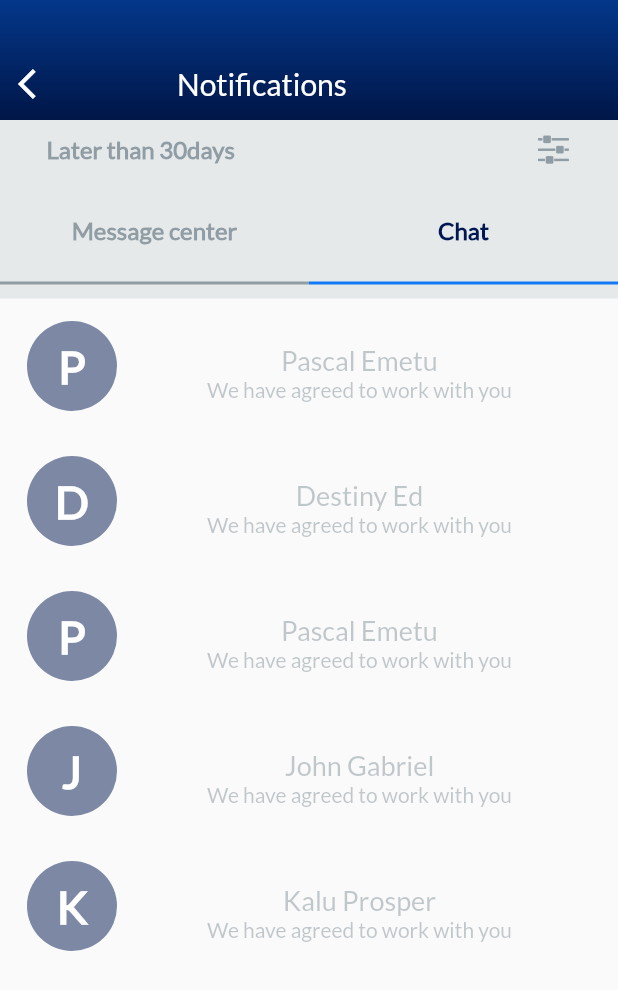
After one commit to ObiVictorChibuike/fuel_sale_App, a Flutter app: the BottomNavigationBarFourthScreen screen opened directly, scrolled down 527 dp, after a tap on "Chat", on a phone screen of 412 x 824 dp. The commit adds this screen. Shown: the top 990 px of the screen. Run offline on Flutter 3.47's test engine with Material 2 defaults, Android fonts, the phone set to English and light mode, and no system bars; our stand-ins replace flutter_svg, google_maps_flutter, pin_code_fields.

Commit message:
Day 7 Update

```diff
--- /dev/null
+++ b/lib/filter_icon_icons.dart
@@ -0,0 +1,29 @@
+/// Flutter icons FilterIcon
+/// Copyright (C) 2021 by original authors @ fluttericon.com, fontello.com
+/// This font was generated by FlutterIcon.com, which is derived from Fontello.
+///
+/// To use this font, place it in your fonts/ directory and include the
+/// following in your pubspec.yaml
+///
+/// flutter:
+///   fonts:
+///    - family:  FilterIcon
+///      fonts:
+///       - asset: fonts/FilterIcon.ttf
+///
+///
+/// * Font Awesome 4, Copyright (C) 2016 by Dave Gandy
+///         Author:    Dave Gandy
+///         License:   SIL ()
+///         Homepage:  http://fortawesome.github.com/Font-Awesome/
+///
+import 'package:flutter/widgets.dart';
+
+class FilterIcon {
+  FilterIcon._();
+
+  static const _kFontFam = 'FilterIcon';
+  static const String? _kFontPkg = null;
+
+  static const IconData sliders = IconData(0xf1de, fontFamily: _kFontFam, fontPackage: _kFontPkg);
+}
--- /dev/null
+++ b/lib/model/dummy_chat_model.dart
@@ -0,0 +1,33 @@
+class ChatModel{
+  final String? name;
+  final String? avatar;
+  final String? msg;
+  ChatModel({this.name, this.avatar, this.msg});
+  static List<ChatModel> chatModel = <ChatModel>[
+    ChatModel(
+      name: 'Pascal Emetu',
+      avatar: 'Pascal Emetu',
+      msg: 'We have agreed to work with you',
+    ),
+    ChatModel(
+      name: 'Destiny Ed',
+      avatar: 'Destiny Ed',
+      msg: 'We have agreed to work with you',
+    ),
+    ChatModel(
+      name: 'Pascal Emetu',
+      avatar: 'Pascal Emetu',
+      msg: 'We have agreed to work with you',
+    ),
+    ChatModel(
+      name: 'John Gabriel',
+      avatar: 'John Gabriel',
+      msg: 'We have agreed to work with you',
+    ),
+    ChatModel(
+      name: 'Kalu Prosper',
+      avatar: 'Kalu Prosper',
+      msg: 'We have agreed to work with you',
+    ),
+  ];
+}
--- /dev/null
+++ b/lib/model/dummy_message_center_model.dart
@@ -0,0 +1,54 @@
+import 'package:flutter/material.dart';
+import 'package:fuel_sale_app/constant/color_palettes.dart';
+
+class MessageCenter {
+  final String? title;
+  final String? deliveryStatus;
+  final String? deliveryTime;
+  final Colors? color;
+
+  MessageCenter({this.title, this.deliveryStatus, this.deliveryTime, this.color});
+
+  static List<MessageCenter> messageCenterModel = <MessageCenter>[
+    MessageCenter(
+      title: 'Message Center',
+      deliveryStatus: 'Your delivery is now completed',
+      deliveryTime: '30 mins ago',
+    ),
+    MessageCenter(
+      title: 'Message Center',
+      deliveryStatus: 'Your delivery is now completed',
+      deliveryTime: '40 mins ago',
+    ),
+    MessageCenter(
+      title: 'Message Center',
+      deliveryStatus: 'Your delivery is now completed',
+      deliveryTime: '38 mins ago',
+    ),
+    MessageCenter(
+      title: 'Message Center',
+      deliveryStatus: 'Your delivery is now completed',
+      deliveryTime: '20 mins ago',
+    ),
+    MessageCenter(
+      title: 'Message Center',
+      deliveryStatus: 'Your delivery is now completed',
+      deliveryTime: '60 mins ago',
+    ),
+    MessageCenter(
+      title: 'Message Center',
+      deliveryStatus: 'Your delivery is now completed',
+      deliveryTime: '19 mins ago',
+    ),
+    MessageCenter(
+      title: 'Message Center',
+      deliveryStatus: 'Your delivery is now completed',
+      deliveryTime: '3 mins ago',
+    ),
+    MessageCenter(
+      title: 'Message Center',
+      deliveryStatus: 'Your delivery is now completed',
+      deliveryTime: '38 mins ago',
+    ),
+  ];
+}
--- a/lib/screens/homepage.dart
+++ b/lib/screens/homepage.dart
@@ -2,6 +2,7 @@ import 'package:flutter/material.dart';
 import 'package:fuel_sale_app/constant/color_palettes.dart';
 import 'package:fuel_sale_app/widgets/bottom_naviagtionbar_second_screen.dart';
 import 'package:fuel_sale_app/widgets/bottom_navigationbar_first_screen.dart';
+import 'package:fuel_sale_app/widgets/bottom_navigationbar_fourth_screen.dart';
 import 'package:fuel_sale_app/widgets/bottom_navigationbar_third_screen.dart';
 
 
@@ -22,10 +23,10 @@ class _HomePageState extends State<HomePage> {
       return BottomNavigationBarSecondScreen();
     }
     if (_currentIndex == 2) {
-      return BottomNavigationBarThirdScreen(isDelivery: widget.isDelivery,);
+      return BottomNavigationBarThirdScreen(isDelivery: widget.isDelivery);
     }
     if (_currentIndex == 3) {
-      return BottomNavigationBarFirstScreen();
+      return BottomNavigationBarFourthScreen();
     }
     if (_currentIndex == 4) {
       return BottomNavigationBarFirstScreen();
--- /dev/null
+++ b/lib/screens/message_center_details.dart
@@ -0,0 +1,14 @@
+import 'package:flutter/material.dart';
+
+class MessageCenterDetails extends StatelessWidget {
+  const MessageCenterDetails({Key? key}) : super(key: key);
+
+  @override
+  Widget build(BuildContext context) {
+    return SafeArea(
+        child: Scaffold(
+
+        )
+    );
+  }
+}
--- /dev/null
+++ b/lib/widgets/bottom_navigationbar_fourth_screen.dart
@@ -0,0 +1,274 @@
+import 'dart:ui';
+import 'package:flutter/cupertino.dart';
+import 'package:flutter_svg/flutter_svg.dart';
+import 'package:flutter/material.dart';
+import 'package:fuel_sale_app/constant/app_navigation.dart';
+import 'package:fuel_sale_app/constant/color_palettes.dart';
+import 'package:fuel_sale_app/filter_icon_icons.dart';
+import 'package:fuel_sale_app/model/dummy_chat_model.dart';
+import 'package:fuel_sale_app/model/dummy_message_center_model.dart';
+import 'package:fuel_sale_app/screens/message_center_details.dart';
+
+class BottomNavigationBarFourthScreen extends StatefulWidget {
+  const BottomNavigationBarFourthScreen({Key? key}) : super(key: key);
+
+  @override
+  _BottomNavigationBarFourthScreenState createState() => _BottomNavigationBarFourthScreenState();
+}
+
+class _BottomNavigationBarFourthScreenState extends State<BottomNavigationBarFourthScreen> {
+  late bool? isMessageSelected = true;
+  late bool? isChatSelected = false;
+
+  Future<bool> getData() async {
+    await Future<dynamic>.delayed(const Duration(milliseconds: 50));
+    return true;
+  }
+
+  @override
+  Widget build(BuildContext context) {
+    return SafeArea(
+      top: false,
+        bottom: false,
+        child: Scaffold(
+          appBar: PreferredSize(
+            preferredSize: const Size.fromHeight(80.0),
+            child: Container(
+                decoration: const BoxDecoration(
+                  gradient: LinearGradient(
+                    begin: Alignment.bottomCenter,
+                    end: Alignment.topCenter,
+                    colors: <Color>[AppTheme.gradientBlue1, AppTheme.gradientBlue2],
+                  ),
+                ),
+                child: Column(
+                  mainAxisAlignment: MainAxisAlignment.end,
+                  children: [
+                    Row(
+                      children: [
+                        IconButton(onPressed: (){
+                          Navigator.of(context).pop();
+                        }, icon: Icon(Icons.arrow_back_ios,color: AppTheme.white,)),
+                        SizedBox(width: 70,),
+                        Container(child: Text('Notifications', textAlign: TextAlign.center, style: TextStyle(fontWeight: FontWeight.w500, fontSize: 20, fontFamily: "Lato", color: AppTheme.white),)),
+                      ],
+                    ),
+                  ],
+                )
+            ),
+          ),
+          body: Column(
+            children: [
+              Container(
+                height: 39,
+                color: AppTheme.grey.withOpacity(0.1),
+                child: Padding(
+                  padding: const EdgeInsets.symmetric(horizontal: 31.0),
+                  child: Row(
+                    crossAxisAlignment: CrossAxisAlignment.center,
+                    children: [
+                      Text('Later than 30days', style: TextStyle(fontWeight: FontWeight.w700, fontSize: 16, fontFamily: 'Lato', color: AppTheme.grey.withOpacity(0.5)),), Spacer(), Icon(FilterIcon.sliders, color: AppTheme.grey.withOpacity(0.5),),
+                    ],
+                  ),
+                ),
+              ),
+              Container(
+                color: AppTheme.grey.withOpacity(0.1),
+                height: 80,
+                width: double.infinity,
+                child: Row(
+                  children: [
+                    GestureDetector(
+                      onTap: (){
+                        setState(() {
+                          isMessageSelected = true;
+                        });
+                      },
+                      child: Column(
+                        children: [
+                          Container(
+                            height:  MediaQuery.of(context).size.width / 6,
+                            width: MediaQuery.of(context).size.width / 2,
+                            child: Center(child: Text('Message center', style: TextStyle(fontFamily: 'Lato', fontSize: 16, fontWeight: FontWeight.w600, color: isMessageSelected! ? AppTheme.dark_blue : AppTheme.grey.withOpacity(0.5)),)),
+                          ),
+                          Container(
+                            color: isMessageSelected! ? AppTheme.blue : AppTheme.grey.withOpacity(0.5),
+                            height: 2,
+                            width: MediaQuery.of(context).size.width / 2,
+                          )
+                        ],
+                      ),
+                    ),
+                    Spacer(),
+                    GestureDetector(
+                      onTap: (){
+                        setState(() {
+                          isMessageSelected = !isMessageSelected!;
+                        });
+                      },
+                      child: Column(
+                        children: [
+                          Container(
+                            height:  MediaQuery.of(context).size.width / 6,
+                            width: MediaQuery.of(context).size.width / 2,
+                            child: Center(child: Text('Chat', style: TextStyle(fontFamily: 'Lato', fontSize: 16, fontWeight: FontWeight.w600, color: !isMessageSelected! ?  AppTheme.dark_blue : AppTheme.grey.withOpacity(0.5)),)),
+                          ),
+                          Container(
+                            color: !isMessageSelected! ?  AppTheme.blue : AppTheme.grey.withOpacity(0.5),
+                            height: 2,
+                            width: MediaQuery.of(context).size.width / 2,
+                          )
+                        ],
+                      ),
+                    ),
+                  ],
+                ),
+              ),
+              isMessageSelected! ?
+              FutureBuilder<bool>(
+                future: getData(),
+                builder: (BuildContext context, AsyncSnapshot<bool> snapshot) {
+                  if (!snapshot.hasData) {
+                    return Container(
+                      child: Center(
+                        child: Column(
+                          children: [
+                            SizedBox(height: 100,),
+                            SvgPicture.asset(
+                              'assets/Lamp.svg', color: AppTheme.grey.withOpacity(0.5),
+                            ),
+                            SvgPicture.asset(
+                              'assets/Lamp1.svg', color: AppTheme.grey.withOpacity(0.2),
+                            ),
+                            Text('No notification found', style: TextStyle(fontWeight: FontWeight.w600, fontSize: 17, fontFamily: 'Lato', color: AppTheme.grey.withOpacity(0.5)),),
+                          ],
+                        ),
+                      ),
+                    );
+                  } else {
+                    return Expanded(
+                      child: ListView.builder(
+                            shrinkWrap: true,
+                            itemCount: MessageCenter.messageCenterModel.length,
+                            itemBuilder: (BuildContext context, int index){
+                              return Padding(
+                                padding: const EdgeInsets.symmetric(horizontal: 19.0, vertical: 19.0),
+                                child: Card(
+                                  elevation: 0.0,
+                                  child: Container(
+                                    decoration: BoxDecoration(
+                                      color: AppTheme.white,
+                                      boxShadow: [
+                                        BoxShadow(
+                                          color: AppTheme.grey.withOpacity(0.2),
+                                          spreadRadius: .5,
+                                          blurRadius: 1,
+                                          offset: Offset(2, 2),
+                                        ),
+                                      ],
+                                      borderRadius: BorderRadius.circular(10),
+                                    ),
+                                  height: 98,
+                                  width: MediaQuery.of(context).size.width,
+                                  child: Column(
+                                    crossAxisAlignment: CrossAxisAlignment.start,
+                                    children: [
+                                      Padding(
+                                        padding: const EdgeInsets.only(left: 5.0, top: 5.0),
+                                        child: Row(
+                                          children: [
+                                            Container(
+                                              height: 5,
+                                              width: 5,
+                                              decoration: BoxDecoration(
+                                                shape: BoxShape.circle,
+                                                color: AppTheme.red
+                                              ),
+                                            ),
+                                            SizedBox(width: 5,),
+                                            Text(MessageCenter.messageCenterModel[index].title!, textAlign: TextAlign.start, style: TextStyle(fontFamily: 'Lato', fontSize: 14, fontWeight: FontWeight.w700, color: AppTheme.dark_blue),),
+                                          ],
+                                        ),
+                                      ),
+                                      SizedBox(height: 8,),
+                                      Padding(
+                                        padding: const EdgeInsets.only(left: 15.0),
+                                        child: ConstrainedBox(
+                                            constraints: BoxConstraints(
+                                                maxWidth: MediaQuery.of(context).size.width
+                                            ),
+                                            child: Text(MessageCenter.messageCenterModel[index].deliveryStatus!, textAlign: TextAlign.start, style: TextStyle(fontFamily: 'Lato', fontSize: 14, fontWeight: FontWeight.w700, color: AppTheme.dark_blue),),),
+                                      ),
+                                      Row(
+                                        mainAxisAlignment: MainAxisAlignment.end,
+                                        children: [
+                                          Padding(
+                                            padding: const EdgeInsets.symmetric(horizontal: 8.0,vertical: 3),
+                                            child: Text(MessageCenter.messageCenterModel[index].deliveryTime!, style: TextStyle(fontFamily: 'Lato', fontSize: 14, fontWeight: FontWeight.w100, color: AppTheme.dark_blue),),
+                                          ),
+                                        ],
+                                      ),
+                                      Divider(),
+                                      GestureDetector(
+                                        onTap: (){
+                                          changeScreen(context, MessageCenterDetails());
+                                        },
+                                        child: Padding(
+                                          padding: const EdgeInsets.symmetric(horizontal: 12.0, vertical: 1.0),
+                                          child: Row(
+                                            children: [
+                                              Text('See Details', style: TextStyle(fontWeight: FontWeight.w400, fontSize: 14, fontFamily: 'Lato', color: AppTheme.blue),),
+                                              Spacer(),
+                                              Icon(Icons.arrow_forward_ios, size: 14, color: AppTheme.grey.withOpacity(0.3),),
+                                            ],
+                                          ),
+                                        ),
+                                      )
+                                    ],
+                                  ),
+                                  ),
+                                ),
+                              );
+                            }
+                        ),
+                      );
+                  }
+                },
+              ) : Expanded(
+                child: ListView.builder(
+                  shrinkWrap: true,
+                  itemCount: ChatModel.chatModel.length,
+                    itemBuilder: (BuildContext context, int index){
+                       return Container(
+                         height: 90,
+                         child: Padding(
+                           padding: const EdgeInsets.symmetric(horizontal: 18.0),
+                           child: Row(
+                             mainAxisAlignment: MainAxisAlignment.start,
+                             children: [
+                               CircleAvatar(
+                                 backgroundColor: AppTheme.dark_blue.withOpacity(0.5),
+                                 radius: 30,
+                                   child: Text(ChatModel.chatModel[index].avatar!.substring(0,1), style: TextStyle(fontFamily: 'Lato', fontSize: 30, fontWeight: FontWeight.bold, color: AppTheme.white),),
+                               ),
+                               SizedBox(width: 60,),
+                               Column(
+                                 children: [
+                                   SizedBox(height: 30,),
+                                   Text(ChatModel.chatModel[index].name!, style: TextStyle(fontFamily: 'Lato', fontSize: 18, fontWeight: FontWeight.w400, color: AppTheme.grey.withOpacity(0.3)),),
+                                   Text(ChatModel.chatModel[index].msg!, style: TextStyle(fontFamily: 'Lato', fontSize: 14, fontWeight: FontWeight.w400, color: AppTheme.grey.withOpacity(0.3)),),
+                                 ],
+                               )
+                             ],
+                           ),
+                         ),
+                       );
+                    }
+                ),
+              ),
+            ],
+          ),
+        )
+    );
+  }
+}
--- a/pubspec.yaml
+++ b/pubspec.yaml
@@ -75,6 +75,9 @@ flutter:
     - family: Lato
       fonts:
         - asset: fonts/Lato-Regular.ttf
+    - family: FilterIcon
+      fonts:
+        - asset: fonts/FilterIcon.ttf
   #
   # For details regarding fonts from package dependencies,
   # see https://flutter.dev/custom-fonts/#from-packages
```
Also changed, not shown: assets/Lamp.svg (added), assets/Lamp1.svg (added), fonts/FilterIcon.ttf (added), lib/screens/notification.dart (deleted).
